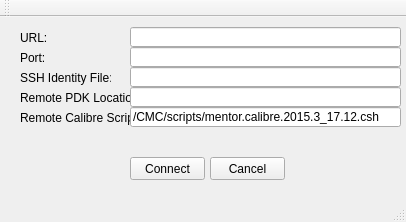
The window that klayout_dot_config/python/SiEPIC/files/calibre_drc_gui.ui (SiEPIC/SiEPIC-Tools) describes before a commit, drawn with Qt 5.
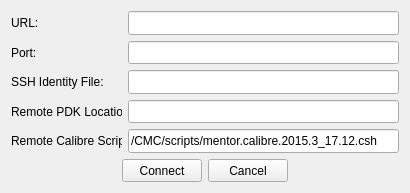
The same window after the commit.

Commit message: GUI fixes (verified), Monte Carlo GUI implementation

What changed in the file:
```diff
--- a/klayout_dot_config/python/SiEPIC/files/calibre_drc_gui.ui
+++ b/klayout_dot_config/python/SiEPIC/files/calibre_drc_gui.ui
@@ -6,35 +6,33 @@
    <rect>
     <x>0</x>
     <y>0</y>
-    <width>406</width>
-    <height>222</height>
+    <width>410</width>
+    <height>193</height>
    </rect>
   </property>
   <property name="sizePolicy">
-   <sizepolicy hsizetype="Expanding" vsizetype="Expanding">
+   <sizepolicy hsizetype="Preferred" vsizetype="Preferred">
     <horstretch>0</horstretch>
     <verstretch>0</verstretch>
    </sizepolicy>
   </property>
   <property name="minimumSize">
    <size>
-    <width>406</width>
-    <height>222</height>
+    <width>410</width>
+    <height>193</height>
    </size>
   </property>
   <property name="windowTitle">
    <string>Remote Calibre DRC</string>
   </property>
   <widget class="QWidget" name="centralWidget">
+   <layout class="QVBoxLayout" name="verticalLayout_2">
+    <item>
+     <layout class="QVBoxLayout" name="verticalLayout">
+      <item>
+       <layout class="QHBoxLayout" name="horizontalLayout">
+        <item>
    <widget class="QLabel" name="label">
-    <property name="geometry">
-     <rect>
-      <x>20</x>
-      <y>10</y>
-      <width>51</width>
-      <height>21</height>
-     </rect>
-    </property>
     <property name="minimumSize">
      <size>
       <width>51</width>
@@ -45,33 +43,14 @@
      <string>URL:</string>
     </property>
    </widget>
-   <widget class="QLabel" name="label_4">
-    <property name="geometry">
-     <rect>
-      <x>20</x>
-      <y>70</y>
-      <width>111</width>
-      <height>21</height>
-     </rect>
-    </property>
-    <property name="minimumSize">
-     <size>
-      <width>111</width>
-      <height>21</height>
-     </size>
-    </property>
-    <property name="text">
-     <string>Remote PDK Location:</string>
-    </property>
-   </widget>
+        </item>
+        <item>
    <widget class="QLineEdit" name="url">
-    <property name="geometry">
-     <rect>
-      <x>130</x>
-      <y>10</y>
-      <width>271</width>
-      <height>20</height>
-     </rect>
+          <property name="sizePolicy">
+           <sizepolicy hsizetype="Preferred" vsizetype="Preferred">
+            <horstretch>0</horstretch>
+            <verstretch>0</verstretch>
+           </sizepolicy>
     </property>
     <property name="minimumSize">
      <size>
@@ -80,69 +59,13 @@
      </size>
     </property>
    </widget>
-   <widget class="QLineEdit" name="pdk">
-    <property name="geometry">
-     <rect>
-      <x>130</x>
-      <y>70</y>
-      <width>271</width>
-      <height>20</height>
-     </rect>
-    </property>
-    <property name="minimumSize">
-     <size>
-      <width>271</width>
-      <height>20</height>
-     </size>
-    </property>
-   </widget>
-   <widget class="QPushButton" name="connect">
-    <property name="geometry">
-     <rect>
-      <x>130</x>
-      <y>140</y>
-      <width>75</width>
-      <height>23</height>
-     </rect>
-    </property>
-    <property name="minimumSize">
-     <size>
-      <width>75</width>
-      <height>23</height>
-     </size>
-    </property>
-    <property name="text">
-     <string>Connect</string>
-    </property>
-   </widget>
-   <widget class="QPushButton" name="cancel">
-    <property name="geometry">
-     <rect>
-      <x>210</x>
-      <y>140</y>
-      <width>75</width>
-      <height>23</height>
-     </rect>
-    </property>
-    <property name="minimumSize">
-     <size>
-      <width>75</width>
-      <height>23</height>
-     </size>
-    </property>
-    <property name="text">
-     <string>Cancel</string>
-    </property>
-   </widget>
+        </item>
+       </layout>
+      </item>
+      <item>
+       <layout class="QHBoxLayout" name="horizontalLayout_2">
+        <item>
    <widget class="QLabel" name="label_5">
-    <property name="geometry">
-     <rect>
-      <x>20</x>
-      <y>30</y>
-      <width>47</width>
-      <height>21</height>
-     </rect>
-    </property>
     <property name="minimumSize">
      <size>
       <width>47</width>
@@ -153,31 +76,95 @@
      <string>Port:</string>
     </property>
    </widget>
+        </item>
+        <item>
    <widget class="QLineEdit" name="port">
-    <property name="geometry">
-     <rect>
-      <x>130</x>
-      <y>30</y>
+          <property name="sizePolicy">
+           <sizepolicy hsizetype="Preferred" vsizetype="Preferred">
+            <horstretch>0</horstretch>
+            <verstretch>0</verstretch>
+           </sizepolicy>
+          </property>
+          <property name="minimumSize">
+           <size>
       <width>271</width>
       <height>20</height>
-     </rect>
-    </property>
+           </size>
+          </property>
+         </widget>
+        </item>
+       </layout>
+      </item>
+      <item>
+       <layout class="QHBoxLayout" name="horizontalLayout_3">
+        <item>
+         <widget class="QLabel" name="label_7">
     <property name="minimumSize">
      <size>
+            <width>91</width>
+            <height>21</height>
+           </size>
+          </property>
+          <property name="text">
+           <string>SSH Identity File:</string>
+          </property>
+         </widget>
+        </item>
+        <item>
+         <widget class="QLineEdit" name="identity">
+          <property name="sizePolicy">
+           <sizepolicy hsizetype="Preferred" vsizetype="Preferred">
+            <horstretch>0</horstretch>
+            <verstretch>0</verstretch>
+           </sizepolicy>
+          </property>
+          <property name="minimumSize">
+           <size>
       <width>271</width>
       <height>20</height>
      </size>
     </property>
    </widget>
+        </item>
+       </layout>
+      </item>
+      <item>
+       <layout class="QHBoxLayout" name="horizontalLayout_4">
+        <item>
+         <widget class="QLabel" name="label_4">
+          <property name="minimumSize">
+           <size>
+            <width>111</width>
+            <height>21</height>
+           </size>
+          </property>
+          <property name="text">
+           <string>Remote PDK Location:</string>
+          </property>
+         </widget>
+        </item>
+        <item>
+         <widget class="QLineEdit" name="pdk">
+          <property name="sizePolicy">
+           <sizepolicy hsizetype="Preferred" vsizetype="Preferred">
+            <horstretch>0</horstretch>
+            <verstretch>0</verstretch>
+           </sizepolicy>
+          </property>
+          <property name="minimumSize">
+           <size>
+            <width>271</width>
+            <height>20</height>
+           </size>
+          </property>
+         </widget>
+        </item>
+       </layout>
+      </item>
+      <item>
+       <layout class="QHBoxLayout" name="horizontalLayout_5">
+        <item>
    <widget class="QLabel" name="label_6">
-    <property name="geometry">
-     <rect>
-      <x>20</x>
-      <y>90</y>
-      <width>111</width>
-      <height>21</height>
-     </rect>
-    </property>
     <property name="minimumSize">
      <size>
       <width>111</width>
@@ -188,14 +175,14 @@
      <string>Remote Calibre Script:</string>
     </property>
    </widget>
+        </item>
+        <item>
    <widget class="QLineEdit" name="calibre">
-    <property name="geometry">
-     <rect>
-      <x>130</x>
-      <y>90</y>
-      <width>271</width>
-      <height>20</height>
-     </rect>
+          <property name="sizePolicy">
+           <sizepolicy hsizetype="Preferred" vsizetype="Preferred">
+            <horstretch>0</horstretch>
+            <verstretch>0</verstretch>
+           </sizepolicy>
     </property>
     <property name="minimumSize">
      <size>
@@ -207,61 +194,83 @@
      <string>/CMC/scripts/mentor.calibre.2015.3_17.12.csh</string>
     </property>
    </widget>
-   <widget class="QLabel" name="label_7">
-    <property name="geometry">
-     <rect>
-      <x>20</x>
-      <y>50</y>
-      <width>91</width>
-      <height>21</height>
-     </rect>
-    </property>
+        </item>
+       </layout>
+      </item>
+      <item>
+       <layout class="QHBoxLayout" name="horizontalLayout_6">
+        <item>
+         <spacer name="horizontalSpacer">
+          <property name="orientation">
+           <enum>Qt::Horizontal</enum>
+          </property>
+          <property name="sizeHint" stdset="0">
+           <size>
+            <width>40</width>
+            <height>20</height>
+           </size>
+          </property>
+         </spacer>
+        </item>
+        <item>
+         <widget class="QPushButton" name="connect">
+          <property name="sizePolicy">
+           <sizepolicy hsizetype="Preferred" vsizetype="Preferred">
+            <horstretch>0</horstretch>
+            <verstretch>0</verstretch>
+           </sizepolicy>
+          </property>
     <property name="minimumSize">
      <size>
-      <width>91</width>
-      <height>21</height>
+            <width>75</width>
+            <height>23</height>
      </size>
     </property>
     <property name="text">
-     <string>SSH Identity File:</string>
-    </property>
-   </widget>
-   <widget class="QLineEdit" name="identity">
-    <property name="geometry">
-     <rect>
-      <x>130</x>
-      <y>50</y>
-      <width>271</width>
-      <height>20</height>
-     </rect>
+           <string>Connect</string>
+          </property>
+         </widget>
+        </item>
+        <item>
+         <widget class="QPushButton" name="cancel">
+          <property name="sizePolicy">
+           <sizepolicy hsizetype="Preferred" vsizetype="Preferred">
+            <horstretch>0</horstretch>
+            <verstretch>0</verstretch>
+           </sizepolicy>
     </property>
     <property name="minimumSize">
      <size>
-      <width>271</width>
-      <height>20</height>
-     </size>
-    </property>
-   </widget>
-  </widget>
-  <widget class="QMenuBar" name="menuBar">
-   <property name="geometry">
-    <rect>
-     <x>0</x>
-     <y>0</y>
-     <width>406</width>
-     <height>21</height>
-    </rect>
-   </property>
+            <width>75</width>
+            <height>23</height>
+           </size>
+          </property>
+          <property name="text">
+           <string>Cancel</string>
+          </property>
+         </widget>
+        </item>
+        <item>
+         <spacer name="horizontalSpacer_2">
+          <property name="orientation">
+           <enum>Qt::Horizontal</enum>
+          </property>
+          <property name="sizeHint" stdset="0">
+           <size>
+            <width>40</width>
+            <height>20</height>
+           </size>
+          </property>
+         </spacer>
+        </item>
+       </layout>
+      </item>
+     </layout>
+    </item>
+   </layout>
+   <zorder>verticalLayoutWidget</zorder>
+   <zorder>label</zorder>
   </widget>
-  <widget class="QToolBar" name="mainToolBar">
-   <attribute name="toolBarArea">
-    <enum>TopToolBarArea</enum>
-   </attribute>
-   <attribute name="toolBarBreak">
-    <bool>false</bool>
-   </attribute>
-  </widget>
-  <widget class="QStatusBar" name="statusBar"/>
  </widget>
  <layoutdefault spacing="6" margin="11"/>
  <resources/>
```
Lines whose indentation alone changed are shown as unchanged. The commit also changes 4 other files.
